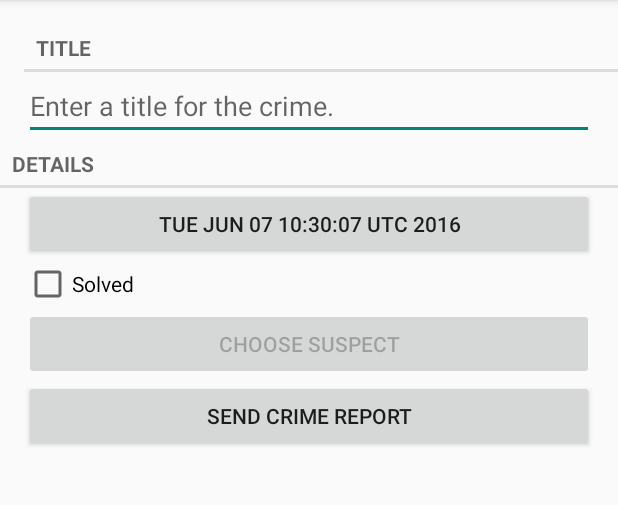
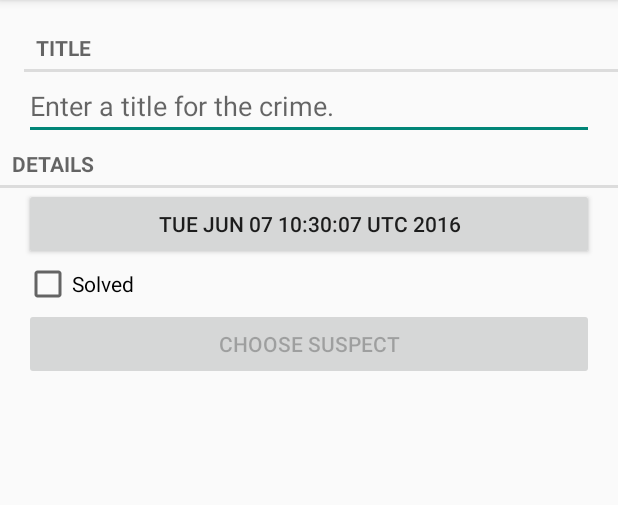
Before and after one commit to StefanBUE/EntryList, an Android app: the screen it shows after launch (CrimePagerActivity), after a tap on "New Crime", on a phone screen of 412 x 824 dp, the part 84-589 px from its top. Run offline under Robolectric (Android 15) with nearby library versions, the light colour scheme and no system bars.

Commit message:
removed report button

```diff
--- a/app/src/main/res/layout/fragment_crime.xml
+++ b/app/src/main/res/layout/fragment_crime.xml
@@ -33,13 +33,4 @@
         android:layout_marginRight="16dp"
         android:text="@string/crime_suspect_text"
         />
-    <Button
-        android:id="@+id/crime_report"
-        android:layout_width="match_parent"
-        android:layout_height="wrap_content"
-        android:layout_marginLeft="16dp"
-        android:layout_marginRight="16dp"
-        android:text="@string/crime_report_text"
-        />
-
 </LinearLayout>
```
Also changed, not shown: app/src/main/java/com/bignerdranch/android/criminalintent/CrimeFragment.java (+0 -34 lines), app/src/main/java/com/bignerdranch/android/criminalintent/PictureUtils.java (deleted, +0 -40 lines), 1 other file.
